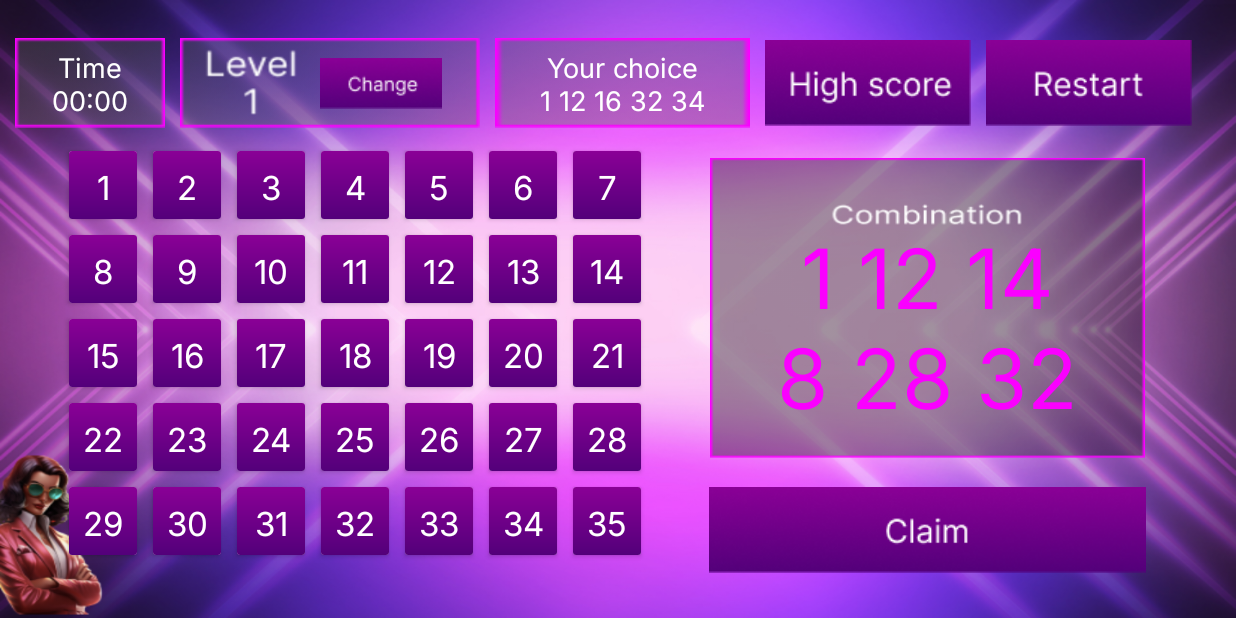
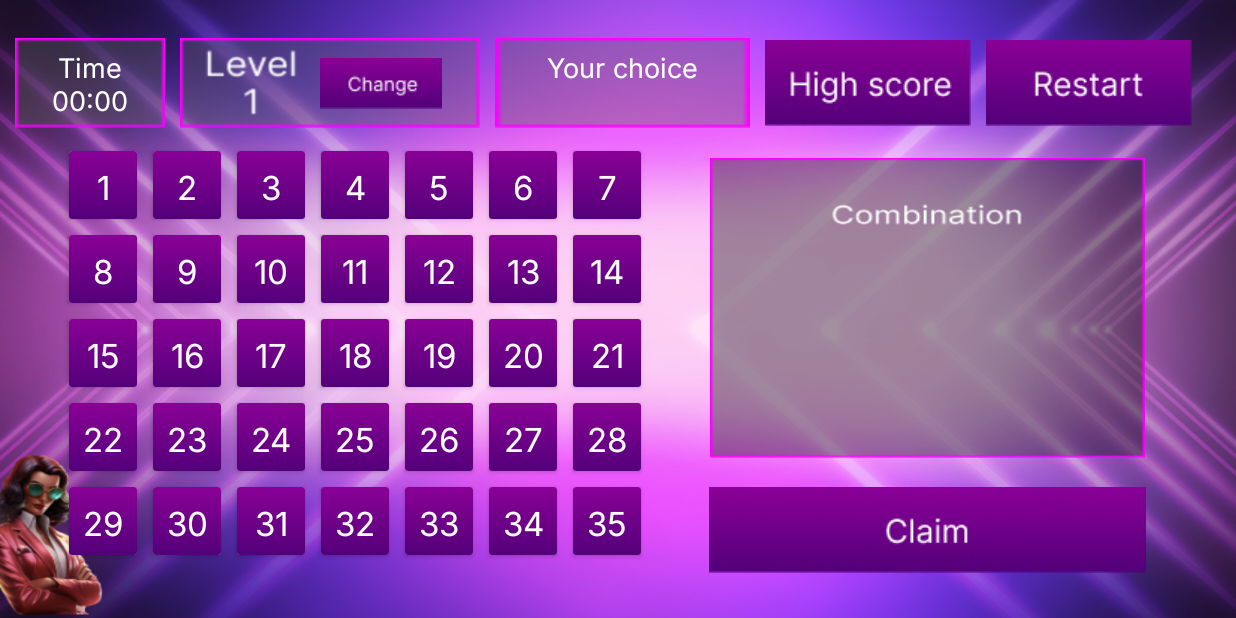
Before and after one commit to V-34-10/Magic-Fire, an Android app: the KenoGameFragment screen opened directly, with no data from a screen before it, on a phone screen of 824 x 412 dp (held sideways). Run offline under Robolectric (Android 15) with nearby library versions, the phone set to English and light mode, and no system bars; Roboto replaces fonts that are not available here.

Commit message:
FragmentKenoGame: fix text_you_choice, text_win_combination

```diff
--- a/app/src/main/res/layout/fragment_keno_game.xml
+++ b/app/src/main/res/layout/fragment_keno_game.xml
@@ -90,7 +90,7 @@
                 android:layout_width="wrap_content"
                 android:layout_height="wrap_content"
                 android:fontFamily="@font/inter"
-                android:text="@string/text_default_choice"
+                android:text="@string/text_default_choice_second"
                 android:textAlignment="center"
                 android:textColor="@color/white"
                 android:textSize="@dimen/sp18"
@@ -160,7 +160,6 @@
             android:layout_height="wrap_content"
             android:layout_marginTop="20dp"
             android:fontFamily="@font/inter"
-            android:text="@string/text_default_win_combination"
             android:textAlignment="center"
             android:textColor="@color/purple_light"
             android:textSize="@dimen/sp55"
--- a/app/src/main/res/values/strings.xml
+++ b/app/src/main/res/values/strings.xml
@@ -32,6 +32,7 @@
     <string name="btn_high_score">btn_high_score</string>
     <string name="btn_change">btn_change</string>
     <string name="text_default_choice">Your choice\n1 12 16 32 34</string>
+    <string name="text_default_choice_second">Your choice\n</string>
     <string name="text_default_win_combination"> 1  12    14\n8  28  32 </string>
 
     <string name="win_rate_level_first">0%</string>
```
